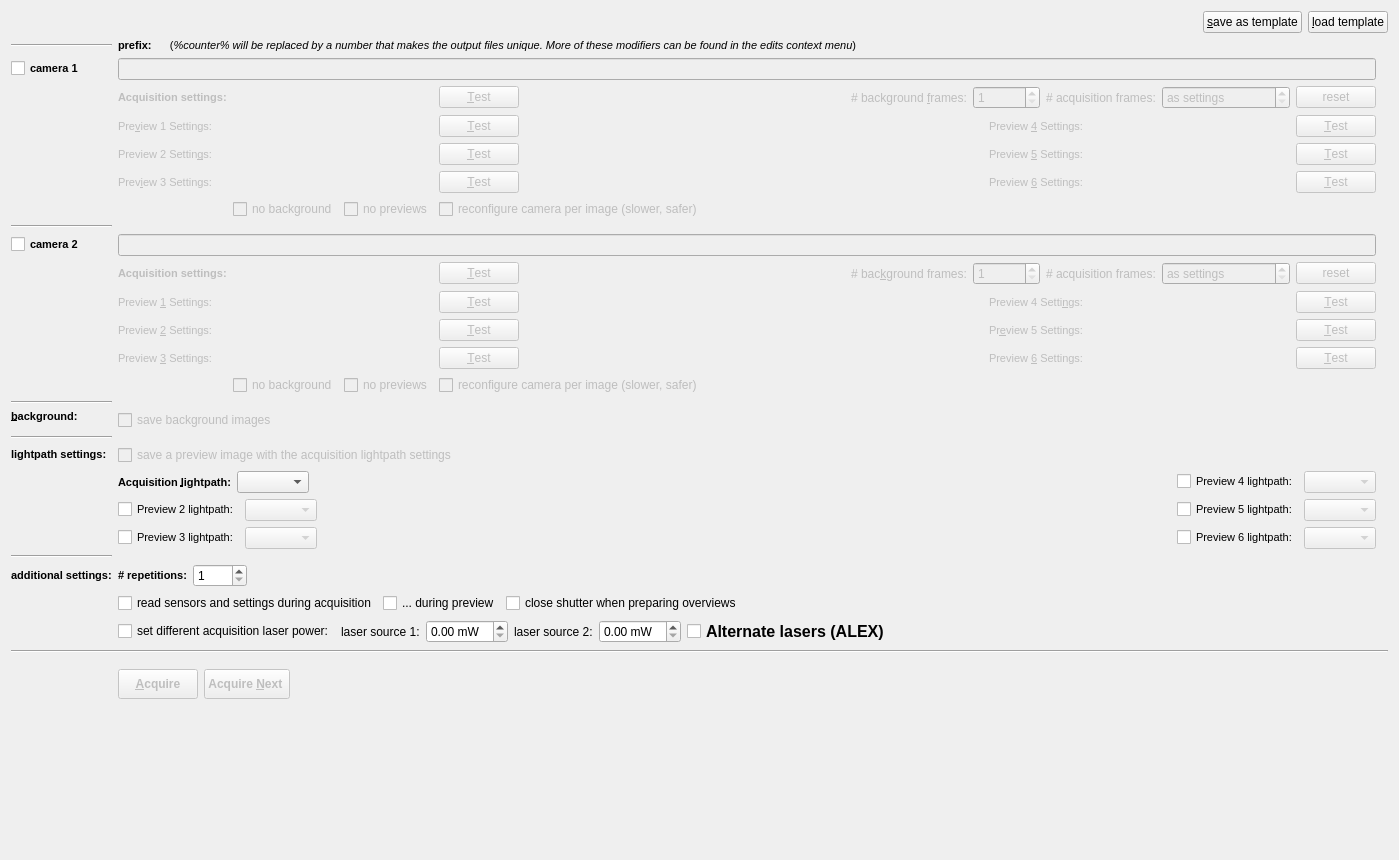
Before: the Qt Designer form plugins/spimb040/qfespimb040acquisitionconfigwidget2.ui in lukl/QuickFit3, drawn with Qt 5.
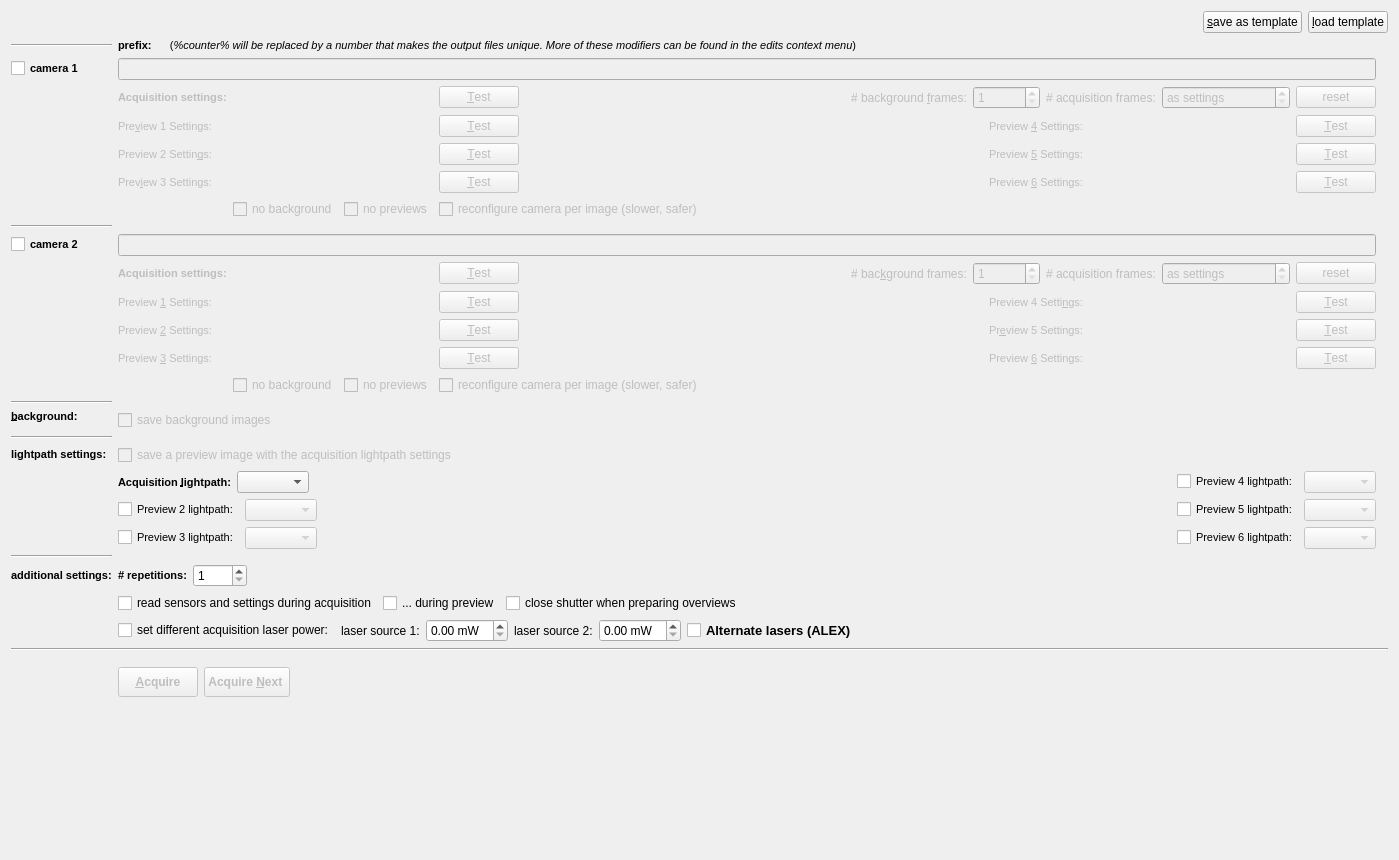
After: the same form once the commit is applied. Icons and pictures are not drawn. Custom widgets are drawn as their Qt base class.

Commit message: Made setting laser power before acquisition work on SPIM computer.

Diff of the .ui file:
```diff
--- a/plugins/spimb040/qfespimb040acquisitionconfigwidget2.ui
+++ b/plugins/spimb040/qfespimb040acquisitionconfigwidget2.ui
@@ -870,9 +870,15 @@
      </item>
      <item>
       <widget class="QCheckBox" name="chkAlex">
+       <property name="sizePolicy">
+        <sizepolicy hsizetype="Preferred" vsizetype="Preferred">
+         <horstretch>0</horstretch>
+         <verstretch>0</verstretch>
+        </sizepolicy>
+       </property>
        <property name="font">
         <font>
-         <pointsize>12</pointsize>
+         <pointsize>10</pointsize>
          <weight>75</weight>
          <bold>true</bold>
         </font>
```
The commit also changes 1 other file.
